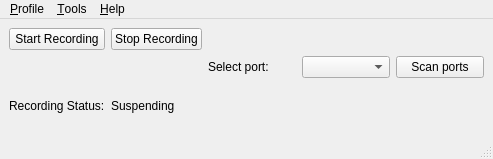
Before: the Qt Designer form src/ui/DevMainWindow.ui in Achicken7301/boxqt, drawn with Qt 5.
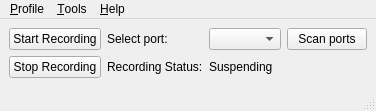
After: the same form once the commit is applied.

What changed in the file:
```diff
--- a/src/ui/DevMainWindow.ui
+++ b/src/ui/DevMainWindow.ui
@@ -6,8 +6,8 @@
    <rect>
     <x>0</x>
     <y>0</y>
-    <width>493</width>
-    <height>159</height>
+    <width>349</width>
+    <height>111</height>
    </rect>
   </property>
   <property name="windowTitle">
@@ -15,12 +15,8 @@
   </property>
   <widget class="QWidget" name="centralwidget">
    <layout class="QGridLayout" name="gridLayout">
-    <item row="5" column="1">
-     <widget class="QLabel" name="sample_rate">
-      <property name="text">
-       <string>Suspending</string>
-      </property>
-     </widget>
+    <item row="1" column="3">
+     <widget class="QComboBox" name="portOnHand"/>
     </item>
     <item row="1" column="0">
      <widget class="QPushButton" name="startRecordBtn">
@@ -29,34 +25,38 @@
       </property>
      </widget>
     </item>
-    <item row="3" column="2">
+    <item row="3" column="0">
+     <widget class="QPushButton" name="stopRecordBtn">
+      <property name="text">
+       <string>Stop Recording</string>
+      </property>
+     </widget>
+    </item>
+    <item row="1" column="2">
      <widget class="QLabel" name="label_2">
       <property name="text">
        <string>Select port:</string>
       </property>
      </widget>
     </item>
-    <item row="3" column="3">
-     <widget class="QComboBox" name="portOnHand"/>
-    </item>
-    <item row="5" column="0">
-     <widget class="QLabel" name="label">
-      <property name="text">
-       <string>Recording Status:</string>
-      </property>
-     </widget>
-    </item>
-    <item row="3" column="5">
+    <item row="1" column="4">
      <widget class="QPushButton" name="uiPortScan">
       <property name="text">
        <string>Scan ports</string>
       </property>
      </widget>
     </item>
-    <item row="1" column="1">
-     <widget class="QPushButton" name="stopRecordBtn">
+    <item row="3" column="2">
+     <widget class="QLabel" name="label">
       <property name="text">
-       <string>Stop Recording</string>
+       <string>Recording Status:</string>
+      </property>
+     </widget>
+    </item>
+    <item row="3" column="3">
+     <widget class="QLabel" name="sample_rate">
+      <property name="text">
+       <string>Suspending</string>
       </property>
      </widget>
     </item>
@@ -67,8 +67,8 @@
     <rect>
      <x>0</x>
      <y>0</y>
-     <width>493</width>
-     <height>26</height>
+     <width>349</width>
+     <height>21</height>
     </rect>
    </property>
    <widget class="QMenu" name="menu_Profile">
```
